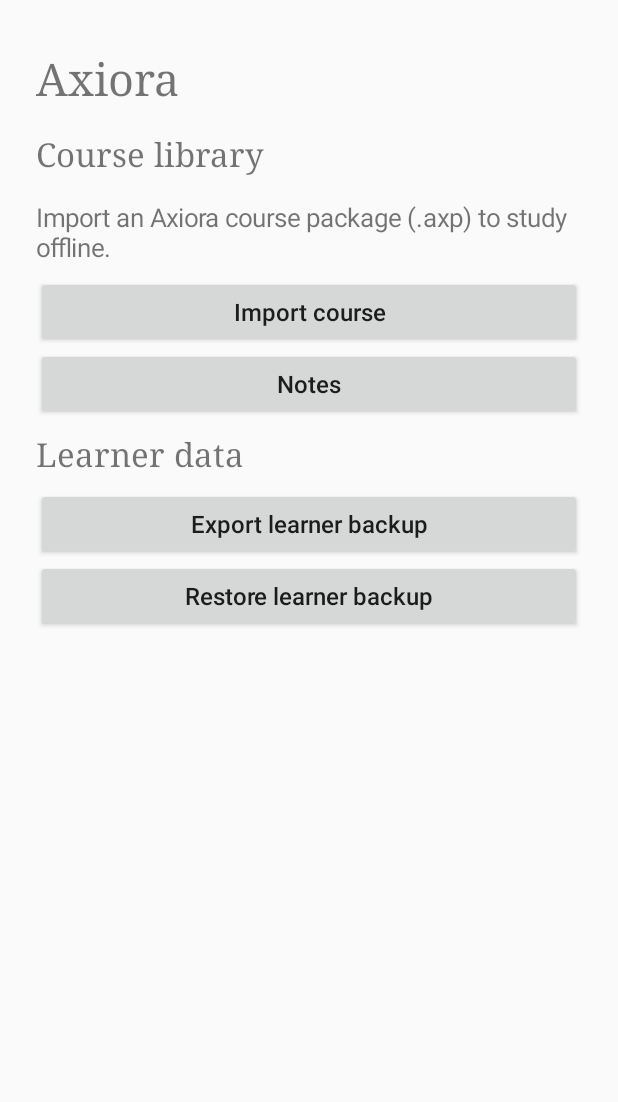
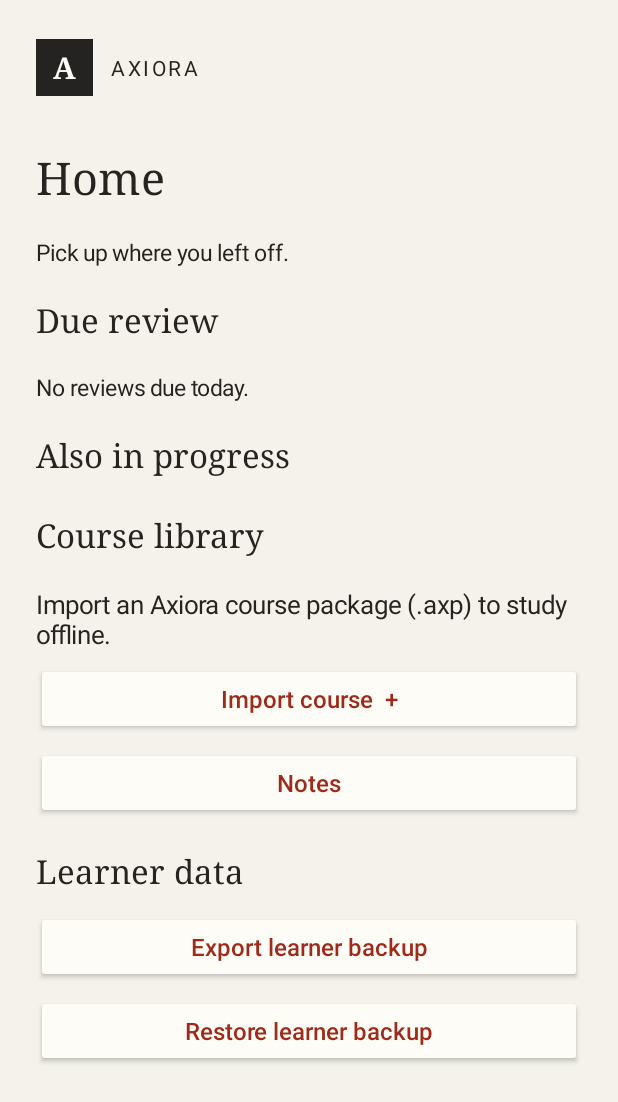
Before and after one commit to Natoandro/axiora, an Android app: the screen it shows after launch (StudyActivity), on a phone screen of 412 x 824 dp. Shown: the top 1102 px of the screen. Run offline under Robolectric (Android 15) with nearby library versions, the phone set to English and light mode, and no system bars.

Commit message:
feat(android): apply Axiora study screen designs

```diff
--- a/android-app/src/main/AndroidManifest.xml
+++ b/android-app/src/main/AndroidManifest.xml
@@ -1,6 +1,6 @@
 <manifest xmlns:android="http://schemas.android.com/apk/res/android" package="mg.abela.axiora.app">
     <uses-sdk android:minSdkVersion="26" android:targetSdkVersion="33" />
-    <application android:allowBackup="false" android:label="Axiora"
+    <application android:allowBackup="false" android:label="Axiora" android:icon="@drawable/ic_axiora"
         android:theme="@android:style/Theme.Material.Light.NoActionBar">
         <activity android:name=".StudyActivity" android:exported="true"
             android:windowSoftInputMode="adjustResize">
--- a/android-app/src/main/kotlin/mg/abela/axiora/app/StudyActivity.kt
+++ b/android-app/src/main/kotlin/mg/abela/axiora/app/StudyActivity.kt
@@ -34,6 +34,13 @@ import java.time.Instant
 import java.util.concurrent.Executors
 
 class StudyActivity : Activity() {
+    private val ink = android.graphics.Color.rgb(38, 35, 33)
+    private val quietInk = android.graphics.Color.rgb(92, 85, 77)
+    private val paper = android.graphics.Color.rgb(244, 242, 235)
+    private val whitePaper = android.graphics.Color.rgb(254, 252, 246)
+    private val line = android.graphics.Color.rgb(212, 205, 193)
+    private val accent = android.graphics.Color.rgb(158, 42, 26)
+    private val deep = android.graphics.Color.rgb(37, 35, 33)
     private val main = Handler(Looper.getMainLooper())
     private lateinit var column: LinearLayout
     private var current: StudyView? = null
@@ -157,13 +164,15 @@ class StudyActivity : Activity() {
     private fun home() {
         work({ library() }) { library ->
             current = null
-            screen("Axiora")
+            screen("Home")
+            label("Pick up where you left off.", 15f)
             val unfinished = library.sessions.filter { it.status == SessionStatus.ACTIVE || it.status == SessionStatus.PAUSED }
             unfinished.firstOrNull()?.let { item ->
                 heading("Continue learning")
-                action(item.title) { work({ resume(item.id) }, success = ::study) }
+                action("${item.title}\nContinue learning") { work({ resume(item.id) }, success = ::study) }
             }
-            if (library.reviews.isNotEmpty()) heading("Due review")
+            heading("Due review")
+            if (library.reviews.isEmpty()) label("No reviews due today.", 15f)
             library.reviews.take(3).forEach { review ->
                 val objective =
                     review.unit.text
@@ -183,9 +192,13 @@ class StudyActivity : Activity() {
                     }
                 }
             }
+            heading("Also in progress")
+            if (unfinished.size > 1) unfinished.drop(1).forEach { item ->
+                action(item.title) { work({ resume(item.id) }, success = ::study) }
+            }
             heading("Course library")
             if (library.courses.isEmpty()) label("Import an Axiora course package (.axp) to study offline.")
-            action("Import course") { pick(IMPORT) }
+            action("Import course  +") { pick(IMPORT) }
             library.courses.forEach { entry ->
                 val course = entry.course
                 if (course == null) {
@@ -225,7 +238,8 @@ class StudyActivity : Activity() {
 
     private fun course(course: Course) {
         screen(course.title)
-        action("Library", ::home)
+        action("‹  Library", ::home)
+        label("A focused course for independent mathematical reasoning.", 15f)
         label("Version ${course.descriptor.version} · Review claim: ${course.review}")
         content(course.conventions)
         label(
@@ -356,7 +370,7 @@ class StudyActivity : Activity() {
         val progress = session.activityProgress()
         draftSequence = progress.draftRevision
         screen(view.unit.title)
-        action("Save and leave") { saveDraft(::home) }
+        action("‹  Save and leave") { saveDraft(::home) }
         val text = view.unit.activity(session.currentActivityId)
         if (session.status == SessionStatus.COMPLETED) {
             heading("Unit complete")
@@ -398,7 +412,9 @@ class StudyActivity : Activity() {
         text: JsonNode,
         progress: ActivityProgress,
     ) {
+        label("RECOGNITION QUESTION", 13f)
         content(text.path("prompt_md").asText())
+        label("Choose one answer", 14f)
         val options = RadioGroup(this)
         val ids = mutableMapOf<Int, String>()
         text.path("options").forEach { option ->
@@ -436,6 +452,7 @@ class StudyActivity : Activity() {
         text: JsonNode,
         progress: ActivityProgress,
     ) {
+        label("PROOF WORKSPACE", 13f)
         content(text.path("prompt_md").asText())
         text
             .path("hints")
@@ -503,7 +520,8 @@ class StudyActivity : Activity() {
             action("Save and leave") { saveDraft(::home) }
             content(text.path("prompt_md").asText())
         }
-        heading("Proof draft")
+        heading("Write a proof")
+        label("Your proof remains saved on this device. Self review does not certify correctness.", 14f)
         val field = writingField("Proof draft", progress.draft)
         editor = field
         status =
@@ -685,11 +703,12 @@ class StudyActivity : Activity() {
     private fun screen(title: String) {
         editor = null
         status = null
-        val scroll = ScrollView(this).apply { isFillViewport = true }
+        val scroll = ScrollView(this).apply { isFillViewport = true; setBackgroundColor(paper) }
         column =
             LinearLayout(this).apply {
                 orientation = LinearLayout.VERTICAL
-                setPadding(dp(24), dp(24), dp(24), dp(32))
+                setPadding(dp(24), dp(26), dp(24), dp(32))
+                setBackgroundColor(paper)
             }
         scroll.addView(
             column,
@@ -701,6 +720,24 @@ class StudyActivity : Activity() {
         )
         if (resources.displayMetrics.widthPixels > dp(760)) column.layoutParams.width = dp(760)
         setContentView(scroll)
+        LinearLayout(this).apply {
+            orientation = LinearLayout.HORIZONTAL
+            gravity = Gravity.CENTER_VERTICAL
+            val mark = TextView(this@StudyActivity).apply {
+                text = "A"; textSize = 20f
+                typeface = android.graphics.Typeface.create("serif", android.graphics.Typeface.BOLD)
+                gravity = Gravity.CENTER
+                setTextColor(whitePaper); setBackgroundColor(deep)
+                layoutParams = LinearLayout.LayoutParams(dp(38), dp(38))
+            }
+            addView(mark)
+            addView(TextView(this@StudyActivity).apply {
+                text = "AXIORA"; textSize = 14f; letterSpacing = .12f
+                setTextColor(ink); setPadding(dp(12), 0, 0, 0)
+            })
+            setPadding(0, 0, 0, dp(22))
+            column.addView(this)
+        }
         heading(title, 30f)
         this.title = title
     }
@@ -711,6 +748,8 @@ class StudyActivity : Activity() {
     ) {
         label(value, size).apply {
             typeface = android.graphics.Typeface.create("serif", android.graphics.Typeface.NORMAL)
+            setTextColor(ink)
+            setPadding(0, dp(12), 0, dp(12))
             if (android.os.Build.VERSION.SDK_INT >= 28) isAccessibilityHeading = true
         }
     }
@@ -723,6 +762,7 @@ class StudyActivity : Activity() {
         TextView(this).apply {
             text = value
             textSize = size
+            setTextColor(if (size <= 14f) quietInk else ink)
             setTextIsSelectable(selectable)
             setPadding(0, dp(8), 0, dp(8))
             column.addView(this)
@@ -749,9 +789,14 @@ class StudyActivity : Activity() {
             text = title
             isAllCaps = false
             textSize = 16f
+            setTextColor(accent)
+            backgroundTintList = android.content.res.ColorStateList.valueOf(whitePaper)
+            setPadding(dp(16), dp(10), dp(16), dp(10))
             minHeight = dp(48)
             setOnClickListener { if (!busy) click() }
-            column.addView(this, LinearLayout.LayoutParams(ViewGroup.LayoutParams.MATCH_PARENT, ViewGroup.LayoutParams.WRAP_CONTENT))
+            val params = LinearLayout.LayoutParams(ViewGroup.LayoutParams.MATCH_PARENT, ViewGroup.LayoutParams.WRAP_CONTENT)
+            params.bottomMargin = dp(8)
+            column.addView(this, params)
         }
 
     private fun writingField(
--- /dev/null
+++ b/android-app/src/main/res/drawable/ic_axiora.xml
@@ -0,0 +1,5 @@
+<vector xmlns:android="http://schemas.android.com/apk/res/android"
+    android:width="48dp" android:height="48dp" android:viewportWidth="64" android:viewportHeight="64">
+    <path android:fillColor="#252321" android:pathData="M0,0h64v64h-64z" />
+    <path android:fillColor="#00000000" android:strokeColor="#fffdfa" android:strokeWidth="5" android:strokeLineCap="round" android:strokeLineJoin="round" android:pathData="M13,50L32,13L51,50M23,35h18M24,50h16" />
+</vector>
```
Also changed, not shown: 1 other file.
